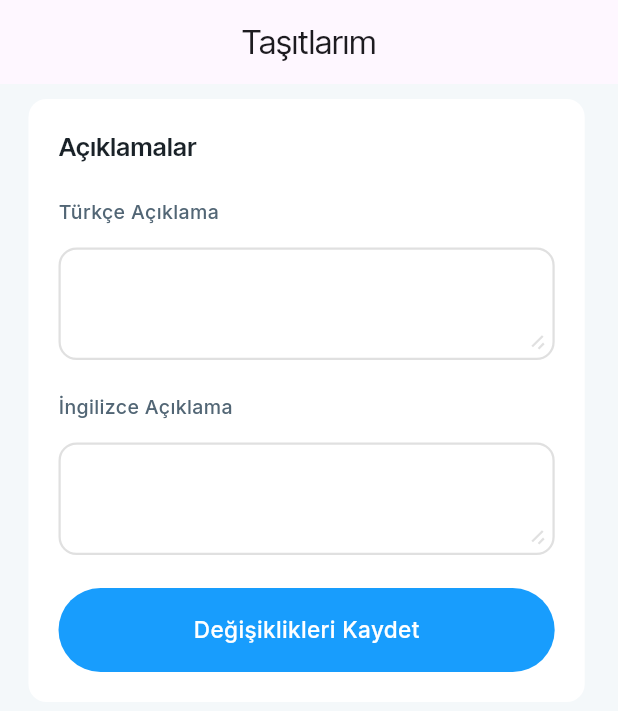
After one commit to alican645/sabo_software_broken, a Flutter app: the screen it shows after launch, on a phone screen of 412 x 824 dp. The commit adds this screen. Shown: the top 711 px of the screen. Run offline on Flutter 3.47's test engine with Material 3 defaults, Android fonts, the phone set to English and light mode, and no system bars; our stand-ins replace flutter_svg, fluttertoast, google_fonts, image_picker.

Commit message:
sabo_software 12.09.2024-15.21

```diff
--- a/lib/main.dart
+++ b/lib/main.dart
@@ -10,6 +10,7 @@ import 'package:sabo_software/provider/SehirProvider.dart';
 import 'package:sabo_software/views/task4/TumTasitlarWidget.dart';
 import 'package:sabo_software/views/task5/TasitlarDetayPage.dart';
 import 'package:sabo_software/views/task6/SartlarPage.dart';
+import 'package:sabo_software/views/task7/AciklamalarPage.dart';
 
 
 
@@ -31,7 +32,7 @@ class MyApp extends StatelessWidget {
       theme: ThemeData(
         textTheme: GoogleFonts.interTightTextTheme(),
       ),
-      home: SafeArea(child: SartlarPage(),)
+      home: SafeArea(child: AciklamalarPage(),)
     );
   }
 }
--- /dev/null
+++ b/lib/views/task7/AciklamalarPage.dart
@@ -0,0 +1,153 @@
+import "package:flutter/cupertino.dart";
+import "package:flutter/material.dart";
+import "package:flutter/widgets.dart";
+import "package:flutter_svg/flutter_svg.dart";
+import "package:google_fonts/google_fonts.dart";
+
+class AciklamalarPage extends StatefulWidget {
+  const AciklamalarPage({super.key});
+
+  @override
+  State<AciklamalarPage> createState() => _AciklamalarPageState();
+}
+
+class _AciklamalarPageState extends State<AciklamalarPage> {
+  final TextEditingController _trAciklmaController = TextEditingController();
+  final TextEditingController _enAciklamaController = TextEditingController();
+
+  bool _isPressed=false;
+
+  @override
+  Widget build(BuildContext context) {
+    double mqWidth = MediaQuery.of(context).size.width;
+    return Scaffold(
+      backgroundColor: const Color(0xffF4F8FA),
+      appBar: AppBar(
+        title: Text("Taşıtlarım"),
+        centerTitle: true,
+      ),
+      body: Padding(
+        padding: EdgeInsets.symmetric(horizontal: 19, vertical: 10),
+        child: Container(
+          width: mqWidth * 0.9,
+          decoration: BoxDecoration(
+              borderRadius: BorderRadius.circular(12), color: Colors.white),
+          child: Padding(
+            padding: const EdgeInsets.all(20.0),
+            child: IntrinsicHeight(
+              child: Column(
+                children: [
+                  Align(
+                    alignment: Alignment.centerLeft,
+                    child: Text(
+                      "Açıklamalar",
+                      style: GoogleFonts.interTight(
+                          fontSize: 17,
+                          fontWeight: FontWeight.w600,
+                          color: Color(0xff1A2228)),
+                    ),
+                  ),
+                  _buildTextField(title: "Türkçe Açıklama",textEditingController: _trAciklmaController),
+                  _buildTextField(title: "İngilizce Açıklama",textEditingController: _enAciklamaController),
+                  SizedBox(height: 22,),
+                  Container(
+                    decoration: BoxDecoration(
+                      color: Colors.white,
+                      borderRadius: BorderRadius.only(
+                          bottomLeft: Radius.circular(12),
+                          bottomRight: Radius.circular(12)),
+                    ),
+                    child: GestureDetector(
+                      onTapDown: (_) {
+                        setState(() {
+                          _isPressed = true;
+                        });
+                      },
+                      onTapUp: (_) {
+                        setState(() {
+                          _isPressed = false;
+                        });
+                        // Tıklama sonrasında yapılacak işlem
+                      },
+                      onTapCancel: () {
+                        setState(() {
+                          _isPressed = false;
+                        });
+                      },
+                      child: Container(
+                          height: 56,
+                          decoration: BoxDecoration(
+                            color: _isPressed == false
+                                ? Color(0xff189DFD)
+                                : Color(0xff189DFD).withOpacity(0.5),
+                            borderRadius: BorderRadius.circular(200),
+                          ),
+                          child: Center(
+                              child: Text(
+                                "Değişiklikleri Kaydet",
+                                style: GoogleFonts.inter(
+                                    fontSize: 15,
+                                    fontWeight: FontWeight.w500,
+                                    color: Colors.white),
+                              ))),
+                    ),
+                  )
+                ],
+              ),
+            ),
+          ),
+        ),
+      ),
+    );
+  }
+
+  Column _buildTextField({required TextEditingController textEditingController,required String title}) {
+    return Column(children: [
+                  SizedBox(
+                    height: 22,
+                  ),
+                  Align(
+                    alignment: Alignment.centerLeft,
+                    child: Text(
+                     title,
+                      style: GoogleFonts.inter(
+                          fontSize: 13,
+                          fontWeight: FontWeight.w500,
+                          color: Color(0xff526675)),
+                    ),
+                  ),
+                  SizedBox(
+                    height: 14,
+                  ),
+                  Container(
+                    decoration: BoxDecoration(
+                      borderRadius: BorderRadius.circular(12),
+                      border:
+                      Border.all(color: Colors.grey.shade300, width: 1.5),
+                    ),
+                    child: Column(
+                      children: [
+                        TextField(
+                          controller: textEditingController,
+                          minLines: 1, // Minimum satır sayısı
+                          maxLines: null, // Sınırsız satır sayısı
+                          expands: false, // İçeriğe göre büyür
+                          decoration: InputDecoration(
+                            border: OutlineInputBorder(
+                              borderSide: BorderSide.none,
+                            ),
+                          ),
+                        ),
+                        Padding(
+                          padding: const EdgeInsets.only(bottom:5,right:5),
+                          child: Align(
+                            alignment: Alignment.bottomRight,
+                            child: SvgPicture.asset("assets/svg/two_line.svg"),
+                          ),
+                        )
+                      ],
+                    ),
+                  ),
+                ],);
+  }
+}
```
Also changed, not shown: lib/views/task4/TumTasitlarWidget.dart (+76 -110 lines), assets/svg/two_line.svg (added).
